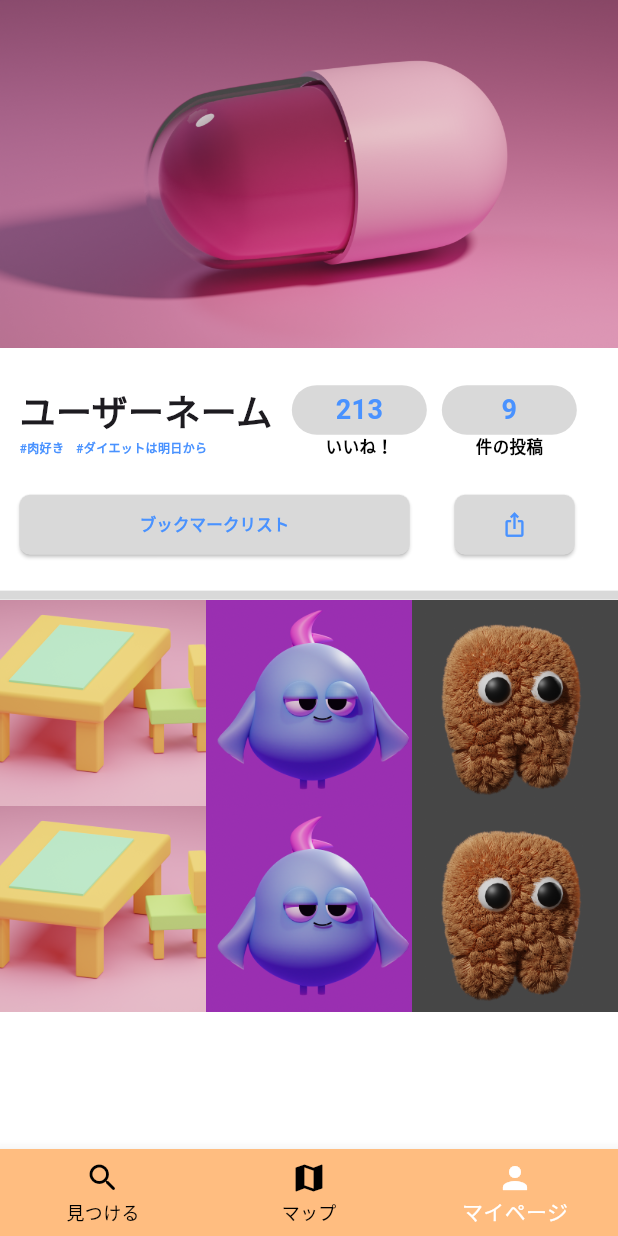
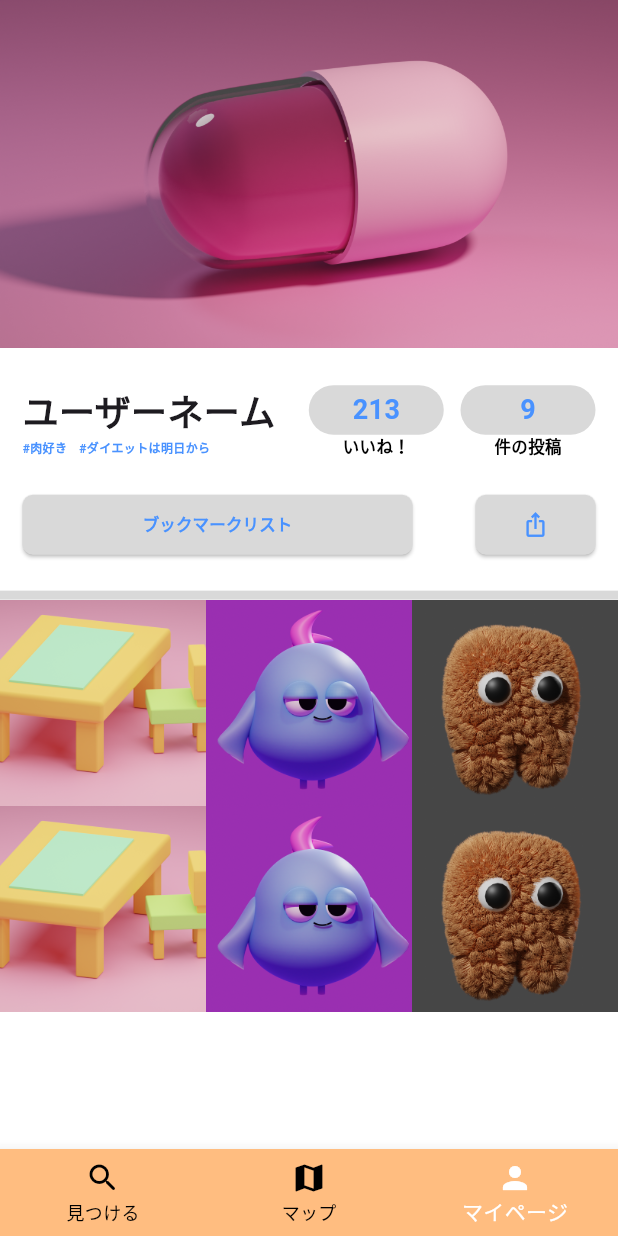
Before and after one commit to yambaru-hackathon/Group-7, a Flutter app: the screen it shows after launch, item 3 of the bottom bar chosen, on a phone screen of 412 x 824 dp. Run offline on Flutter 3.47's test engine with Material 3 defaults, Android fonts, the light colour scheme and no system bars; our stand-ins replace flutter_riverpod.

Commit message:
とりあえず

```diff
--- a/lib/mypage.dart
+++ b/lib/mypage.dart
@@ -24,7 +24,7 @@ class Mypage extends StatelessWidget {
           Row(
             mainAxisAlignment: MainAxisAlignment.start,
             children: [
-                SizedBox(width: 13,),
+                SizedBox(width: 15,),
                 Column(
                   crossAxisAlignment: CrossAxisAlignment.start,
                   children: [
@@ -59,10 +59,10 @@ class Mypage extends StatelessWidget {
                     ),
                   ],
                 ),
-              SizedBox(width: 13,),
+              // SizedBox(width: 13,),
+              Spacer(flex: 2,),
               Column(
                 children: [
-                  // SizedBox(height: 20,),
                   Container(
                     width: 90,
                     height: 33,
@@ -91,7 +91,8 @@ class Mypage extends StatelessWidget {
                   ),
                 ],
               ),
-              SizedBox(width: 10,),
+              // SizedBox(width: 10,),
+              Spacer(flex: 1,),
               Column(
                 children: [
                   Container(
@@ -122,12 +123,13 @@ class Mypage extends StatelessWidget {
                   ),
                 ],
               ),
+              SizedBox(width: 15,),
             ],
           ),
           SizedBox(height: 20,),
           Row(
             children: [
-              SizedBox(width: 13,),
+              SizedBox(width: 15,),
               ElevatedButton(
                 style: ElevatedButton.styleFrom(
                   fixedSize: const Size(260,33),
@@ -147,7 +149,8 @@ class Mypage extends StatelessWidget {
                 ),
               ),
 
-              SizedBox(width: 30,),
+              // SizedBox(width: 30,),
+              Spacer(),
 
               ElevatedButton(
                 style: ElevatedButton.styleFrom(
@@ -165,6 +168,7 @@ class Mypage extends StatelessWidget {
                   ),
               )
               ),
+              SizedBox(width: 15,),
             ],
           ),
         SizedBox(height: 20,),
```
Also changed, not shown: 1 other file.
